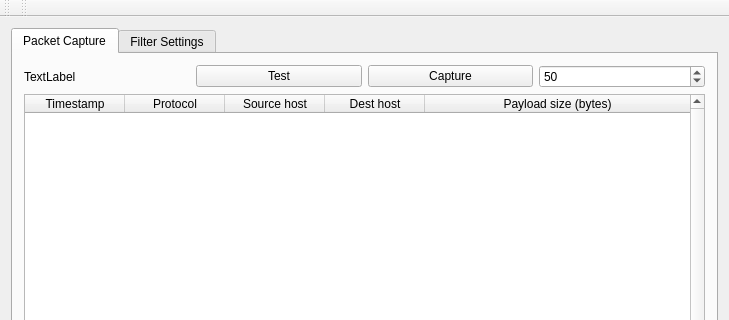
AONunan/FinalYearProject, file mainwindow.ui: the form before one commit; both pictures show x 0 to 729 and y 0 to 320 of the 729 by 590 pixel window.
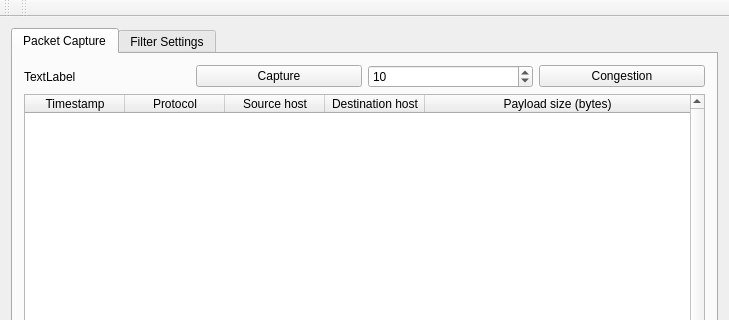
The form after the commit.

What changed in the file:
```diff
--- a/mainwindow.ui
+++ b/mainwindow.ui
@@ -43,13 +43,6 @@
             </property>
            </widget>
           </item>
-          <item>
-           <widget class="QPushButton" name="pushButton_test">
-            <property name="text">
-             <string>Test</string>
-            </property>
-           </widget>
-          </item>
           <item>
            <widget class="QPushButton" name="button_capture_packet">
             <property name="enabled">
@@ -75,7 +68,14 @@
              <number>10000</number>
             </property>
             <property name="value">
-             <number>50</number>
+             <number>10</number>
+            </property>
+           </widget>
+          </item>
+          <item>
+           <widget class="QPushButton" name="pushButton_congestion">
+            <property name="text">
+             <string>Congestion</string>
             </property>
            </widget>
           </item>
@@ -136,7 +136,7 @@
           </column>
           <column>
            <property name="text">
-            <string>Dest host</string>
+            <string>Destination host</string>
            </property>
           </column>
           <column>
```
